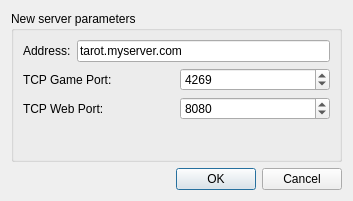
Above: src/desktop/forms/NewServerUI.ui from arabine/icl before the change. Below: the same form after it.
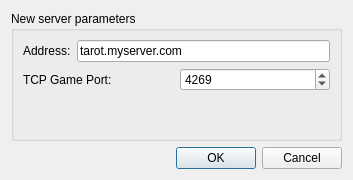
That is the form after the change.

Commit message: Removing http port and check server

```diff
--- a/src/desktop/forms/NewServerUI.ui
+++ b/src/desktop/forms/NewServerUI.ui
@@ -7,7 +7,7 @@
     <x>0</x>
     <y>0</y>
     <width>353</width>
-    <height>201</height>
+    <height>180</height>
    </rect>
   </property>
   <property name="windowTitle">
@@ -63,28 +63,7 @@
        </layout>
       </item>
       <item row="2" column="0">
-       <layout class="QHBoxLayout" name="horizontalLayout_3">
-        <item>
-         <widget class="QLabel" name="label_3">
-          <property name="text">
-           <string>TCP Web Port:</string>
-          </property>
-         </widget>
-        </item>
-        <item>
-         <widget class="QSpinBox" name="webPort">
-          <property name="minimum">
-           <number>1</number>
-          </property>
-          <property name="maximum">
-           <number>65535</number>
-          </property>
-          <property name="value">
-           <number>8080</number>
-          </property>
-         </widget>
-        </item>
-       </layout>
+       <layout class="QHBoxLayout" name="horizontalLayout_3"/>
       </item>
       <item row="3" column="0">
        <spacer name="verticalSpacer">
```
The commit also changes 6 other files.
